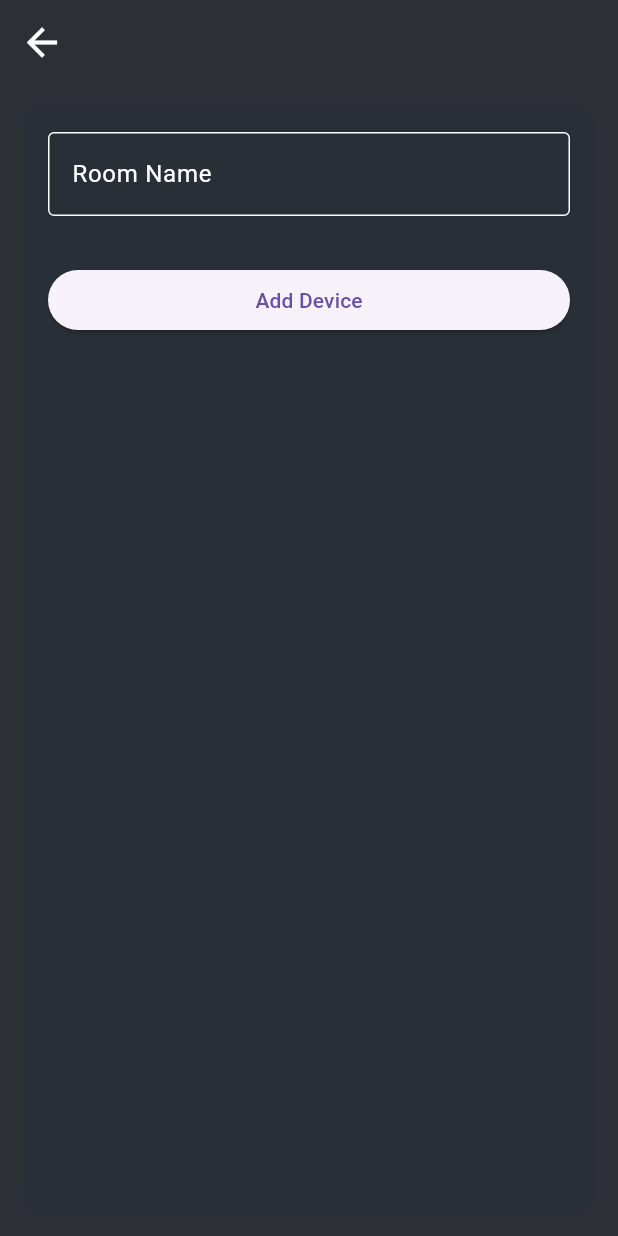
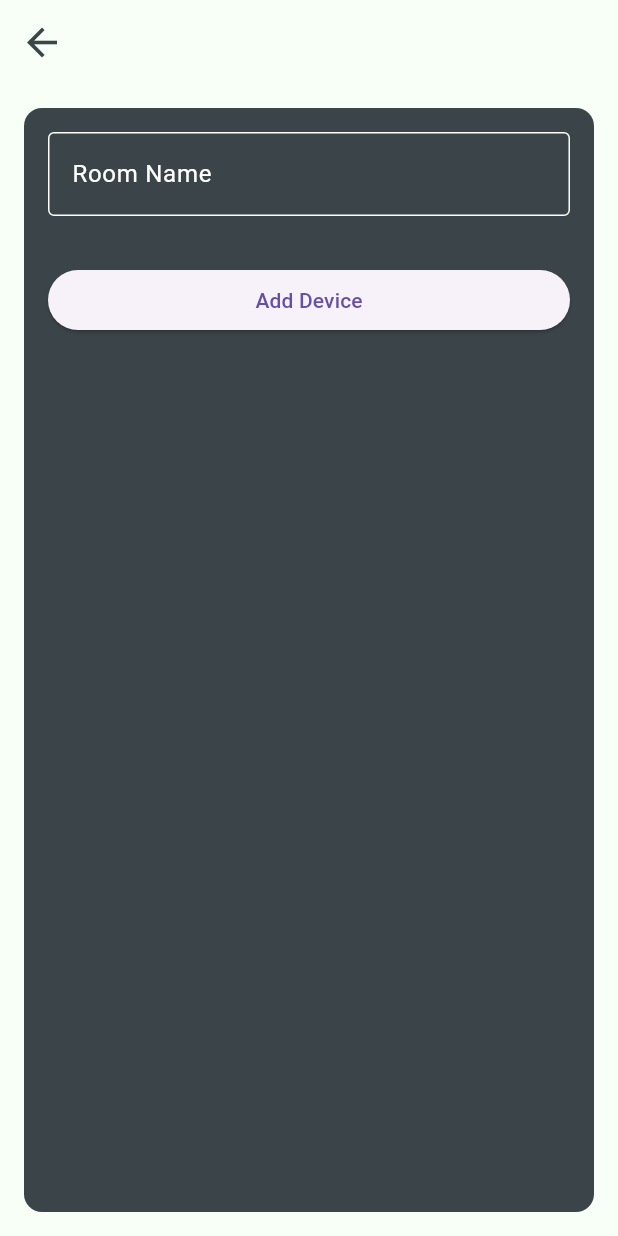
Before and after one commit to R-umaria/Project3_Section3_Group4, a Flutter app: the RoomsPage screen opened directly with empty values, on a phone screen of 412 x 824 dp. Run offline on Flutter 3.47's test engine with Material 3 defaults, Android fonts, the light colour scheme and no system bars; our stand-ins replace shared_preferences, syncfusion_flutter_charts; missing offline and left inert: media_kit, media_kit_video; accounts and stored records are empty.

Commit message:
Minor UI changes in rooms

```diff
--- a/lib/Modules/Rooms/rooms.dart
+++ b/lib/Modules/Rooms/rooms.dart
@@ -341,19 +341,19 @@ class _RoomsPageState extends State<RoomsPage> {
   @override
   Widget build(BuildContext context) {
     return Scaffold(
-      backgroundColor: const Color(0xFF2D2F36),
+      backgroundColor: const Color.fromRGBO(247, 255, 247, 1),
       appBar: AppBar(
         backgroundColor: Colors.transparent,
         elevation: 0,
         centerTitle: true,
         leading: IconButton(
-          icon: const Icon(Icons.arrow_back, color: Colors.white, size: 30),
+          icon: const Icon(Icons.arrow_back, color: Color.fromRGBO(59, 69, 73, 1), size: 30),
           onPressed: () => Navigator.pop(context),
         ),
         title: Text(
           widget.room.name,
           style: const TextStyle(
-              fontSize: 30, fontWeight: FontWeight.bold, color: Colors.white),
+              fontSize: 30, fontWeight: FontWeight.bold, color: Color.fromRGBO(59, 69, 73, 1)),
         ),
       ),
       body: Center(
@@ -362,7 +362,7 @@ class _RoomsPageState extends State<RoomsPage> {
           child: Container(
             padding: const EdgeInsets.all(16),
             decoration: BoxDecoration(
-              color: const Color.fromRGBO(41, 47, 54, 1),
+              color: const Color.fromRGBO(59, 69, 73, 1),
               borderRadius: BorderRadius.circular(12),
             ),
             child: Column(
```
